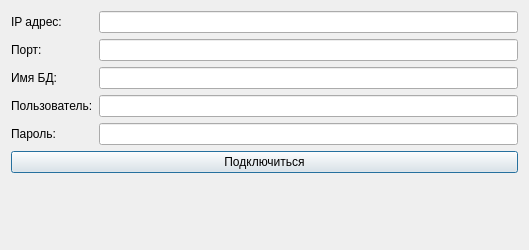
This is connectiondialog.ui in YuliaLee/yuliya as Qt 5 draws it before an edit. The edited form follows.
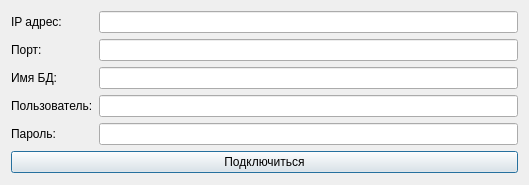
This is the edited form.

Patch:
```diff
--- a/connectiondialog.ui
+++ b/connectiondialog.ui
@@ -7,7 +7,7 @@
     <x>0</x>
     <y>0</y>
     <width>529</width>
-    <height>250</height>
+    <height>185</height>
    </rect>
   </property>
   <property name="windowTitle">
```
